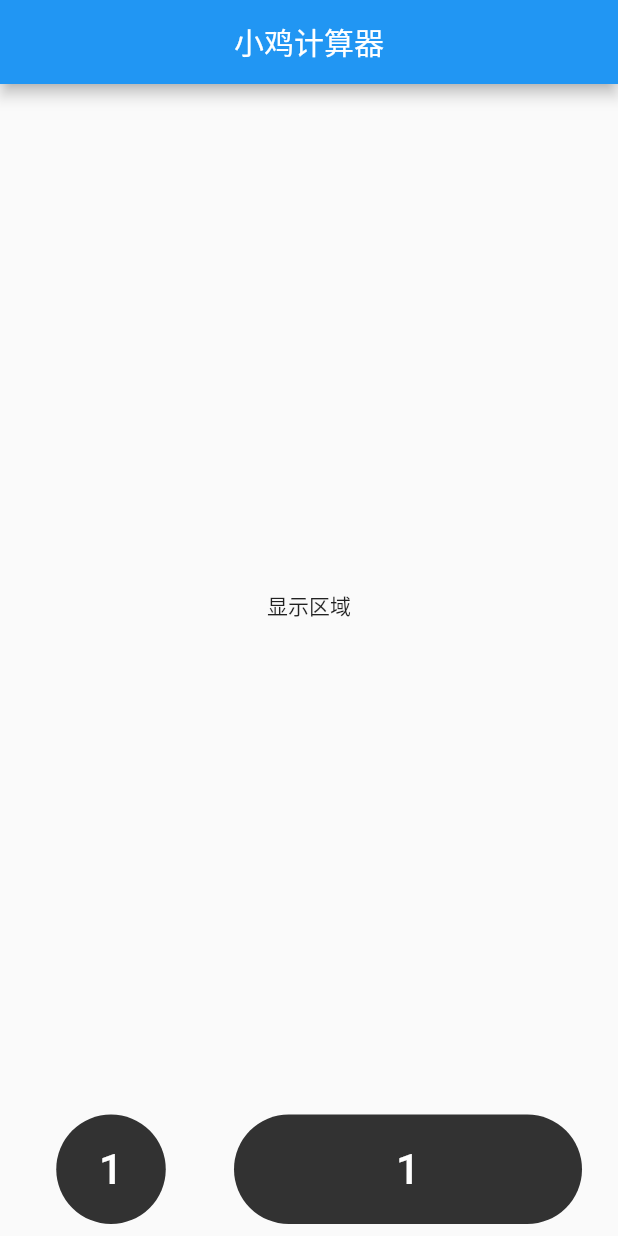
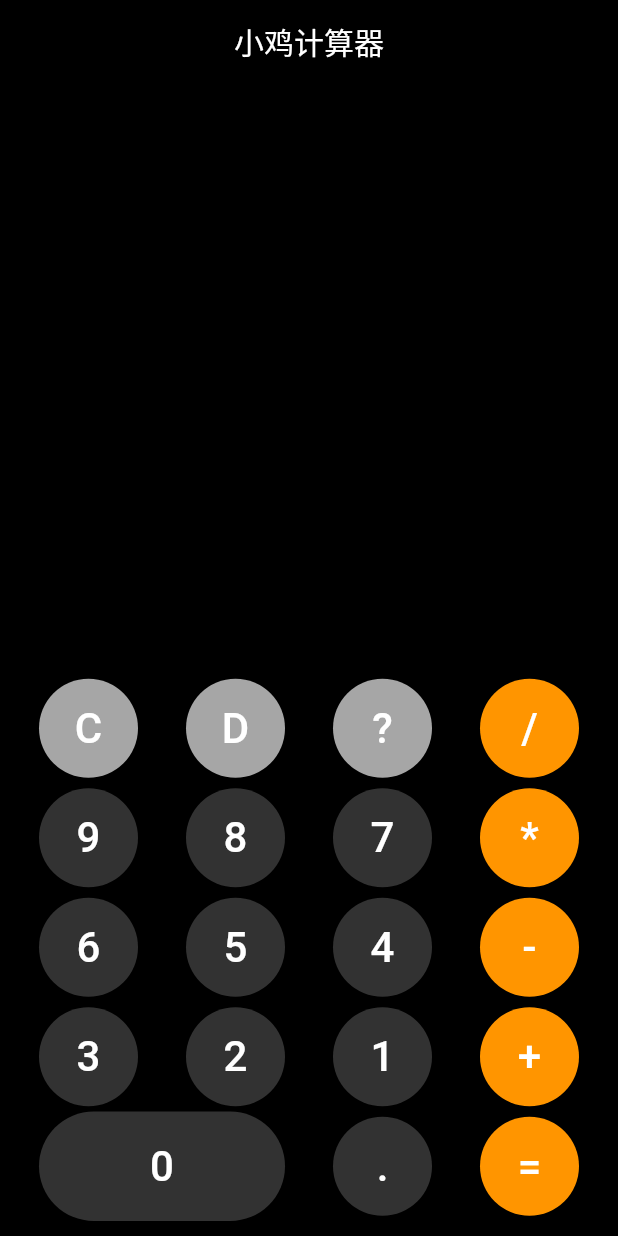
Before and after one commit to jicg/flutter_cal, a Flutter app: the screen it shows after launch, on a phone screen of 412 x 824 dp. Run offline on Flutter 3.47's test engine with Material 2 defaults, Android fonts, the phone set to English and light mode, and no system bars.

Commit message:
小鸡计算器（四）: 实现操作区域的按钮

```diff
--- a/lib/index.dart
+++ b/lib/index.dart
@@ -1,43 +1,113 @@
 import 'package:flutter/material.dart';
 
 class IndexPage extends StatelessWidget {
+  static const Color PAGE_COLOR = Colors.black;
 
-  static const int NUM_BTN_BG=0xff323232;
+  // 按钮
+  static const Color NUM_BTN_BG = Color(0xff323232);
+
+  //顶部按钮
+  static const Color TOP_BTN_BG = Color(0xFFa6a6a6);
+
+  //右侧按钮
+  static const Color RIGHT_BTN_BG = Color(0xFFff9500);
+
+  static const NKeys = [
+    "C", "D", "?", "/", //
+    "9", "8", "7", "*", //,
+    "6", "5", "4", "-", //
+    "3", "2", "1", "+", //
+    "", "0", ".", "=", //
+  ];
+
+//顶部按钮
+  static const TKeys = [
+    "C",
+    "D",
+    "?",
+  ];
+
+//右侧按钮
+  static const RKeys = ["/", "*", "-", "+", "="];
 
   @override
   Widget build(BuildContext context) {
     return Scaffold(
+      backgroundColor: PAGE_COLOR,
       appBar: AppBar(
         title: Text("小鸡计算器"),
+        backgroundColor: PAGE_COLOR,
         centerTitle: true,
       ),
       body: Padding(
-        padding: const EdgeInsets.all(8.0),
-        child: Container(child:Column(children: <Widget>[
-          Expanded(child: Center(child: Text("显示区域"))),
-          Container(child: Center(child:Row(children: <Widget>[
-            buildFlatButton(),buildFlatButton(flex: 2)
-          ],)))
-        ],)),
+        padding: const EdgeInsets.all(10.0),
+        child: Container(
+            child: Column(
+          children: <Widget>[
+            Expanded(child: Center(child: Text("显示区域"))),
+            Container(child: Center(child: _buildBtns()))
+          ],
+        )),
       ),
     );
   }
 
-  Widget buildFlatButton({int flex = 1}) {
+  Widget buildFlatButton(String num, {int flex = 1}) {
     return Expanded(
       flex: flex,
       child: FlatButton(
-            onPressed: ()=>{},
-            child: Container(
-              decoration: BoxDecoration(
-                color: Color(NUM_BTN_BG),
-                shape: flex>1?BoxShape.rectangle:BoxShape.circle,
-                borderRadius:flex>1? BorderRadius.all(Radius.circular(1000.0)):null
-              ),
-              padding:EdgeInsets.all(20.0),
-              child: Center(child: Text("1",style: TextStyle(fontSize: 28.0,color: Colors.white),)),
-            ),
-          ),
+        onPressed: () => {},
+        child: Container(
+          decoration: BoxDecoration(
+              color: TKeys.contains(num)
+                  ? TOP_BTN_BG
+                  : RKeys.contains(num) ? RIGHT_BTN_BG : NUM_BTN_BG,
+              shape: flex > 1 ? BoxShape.rectangle : BoxShape.circle,
+              borderRadius:
+                  flex > 1 ? BorderRadius.all(Radius.circular(1000.0)) : null),
+          padding: EdgeInsets.all(20.0),
+          child: Center(
+              child: Text(
+            "$num",
+            style: TextStyle(fontSize: 28.0, color: Colors.white),
+          )),
+        ),
+      ),
+    );
+  }
+
+  Widget _buildBtns() {
+    List<Widget> rows = [];
+
+    List<Widget> btns = [];
+    int flex =1;
+    for (int i = 0; i < NKeys.length; i++) {
+      String key = NKeys[i];
+      if(key.isEmpty){
+        flex++;
+        continue;
+      }else{
+        Widget b = buildFlatButton(key,flex: flex);
+        btns.add(b);
+        flex=1;
+      }
+
+      if ((i + 1) % 4 == 0) {
+        rows.add(Row(
+          children: btns,
+        ));
+        btns = [];
+      }
+    }
+    if (btns.length > 0) {
+      rows.add(Row(
+        children: btns,
+      ));
+      btns = [];
+    }
+
+    return Column(
+      children: rows,
     );
   }
 }
```
Also changed, not shown: 1 other file.
